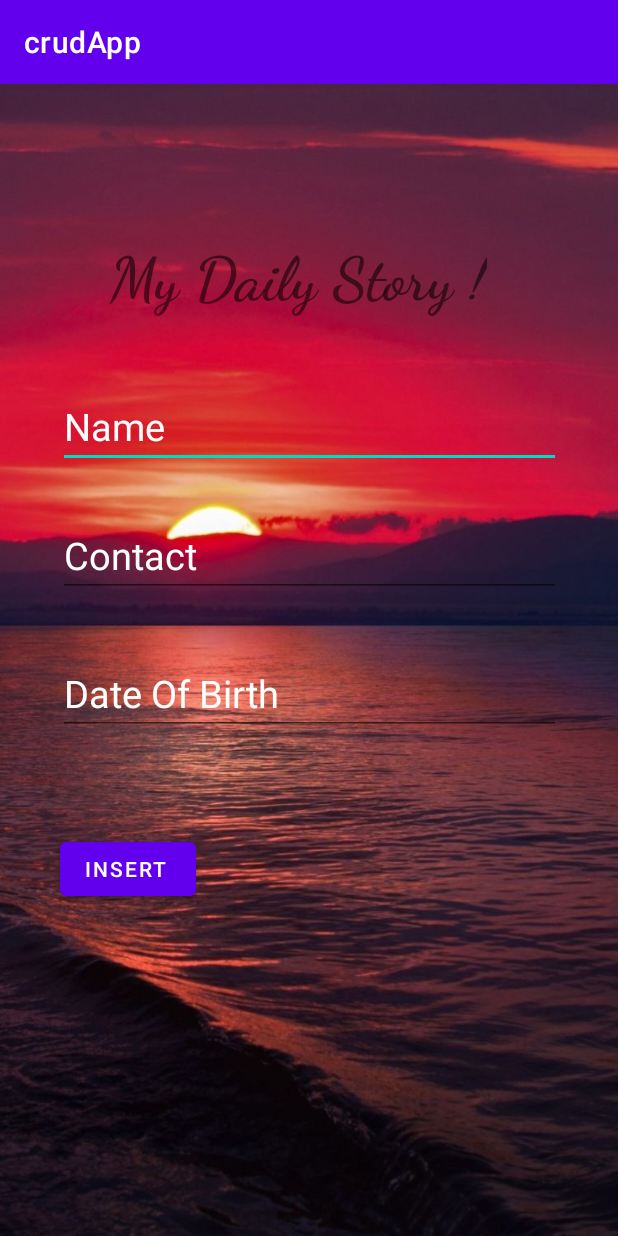
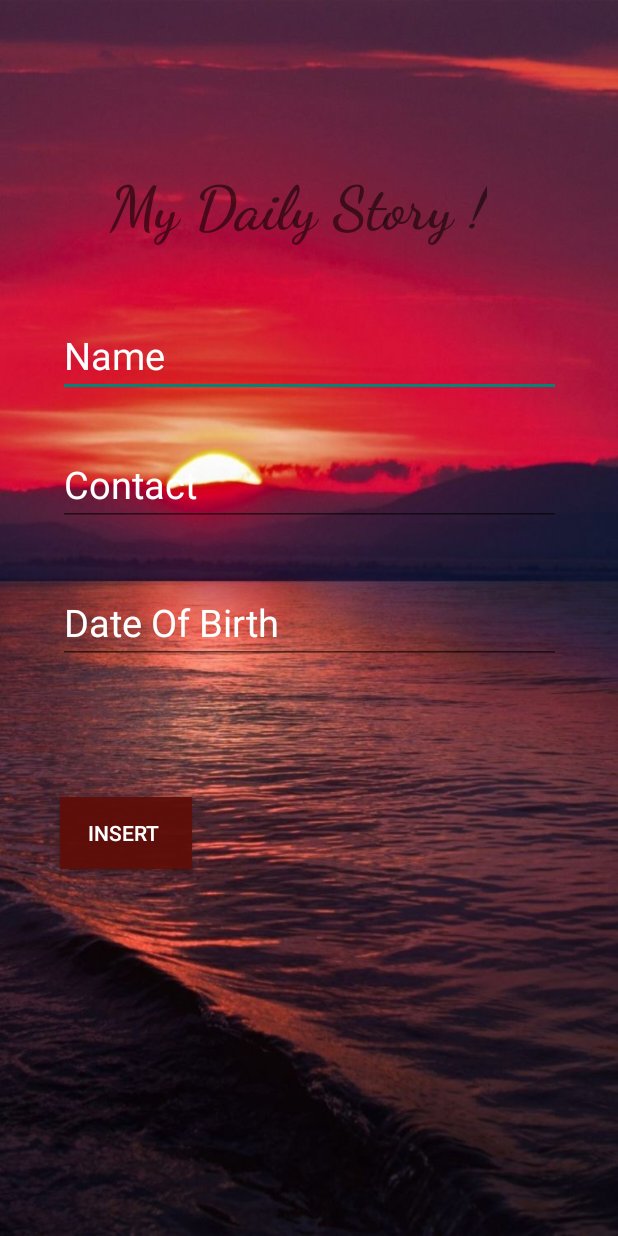
Before and after one commit to 030439/mobileAppCrud, an Android app: the screen it shows after launch (MainActivity), on a phone screen of 412 x 824 dp. Run offline under Robolectric (Android 15) with nearby library versions, the phone set to English and light mode, and no system bars.

Commit message:
Update  button creatd

```diff
--- a/app/src/main/res/layout/activity_main.xml
+++ b/app/src/main/res/layout/activity_main.xml
@@ -81,6 +81,21 @@
         android:layout_marginTop="50dp"
         android:layout_marginBottom="206dp"
         android:text="Insert "
+        android:textColor="#fff"
+        android:background="#BF600E08"
+        app:layout_constraintBottom_toBottomOf="parent"
+        app:layout_constraintStart_toStartOf="parent"
+        app:layout_constraintTop_toBottomOf="@+id/dob" />
+    <Button
+        android:id="@+id/Insert"
+        android:layout_width="wrap_content"
+        android:layout_height="wrap_content"
+        android:layout_marginStart="40dp"
+        android:layout_marginTop="50dp"
+        android:layout_marginBottom="206dp"
+        android:text="Insert "
+        android:textColor="#fff"
+        android:background="#BF600E08"
         app:layout_constraintBottom_toBottomOf="parent"
         app:layout_constraintStart_toStartOf="parent"
         app:layout_constraintTop_toBottomOf="@+id/dob" />
--- a/app/src/main/res/values/themes.xml
+++ b/app/src/main/res/values/themes.xml
@@ -1,6 +1,6 @@
 <resources xmlns:tools="http://schemas.android.com/tools">
     <!-- Base application theme. -->
-    <style name="Theme.CrudApp" parent="Theme.MaterialComponents.DayNight.DarkActionBar">
+    <style name="Theme.CrudApp" parent="Theme.AppCompat.Light.NoActionBar">
         <!-- Primary brand color. -->
         <item name="colorPrimary">@color/purple_500</item>
         <item name="colorPrimaryVariant">@color/purple_700</item>
```
